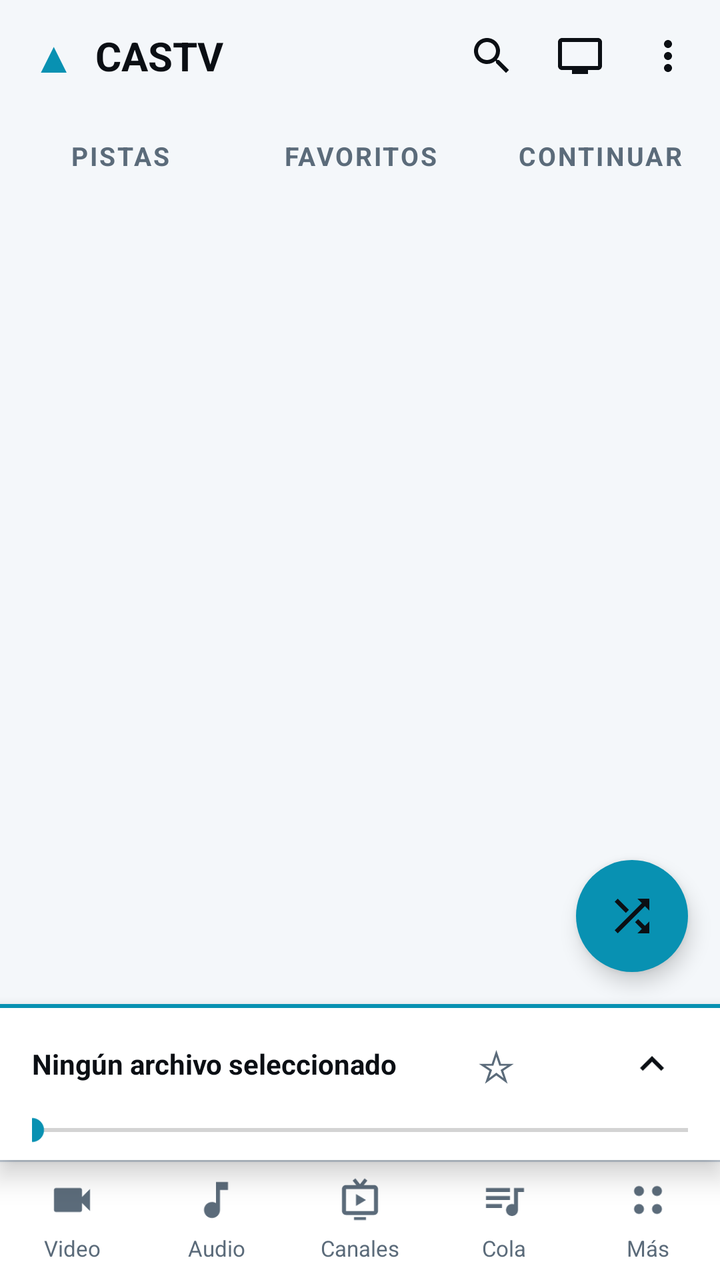
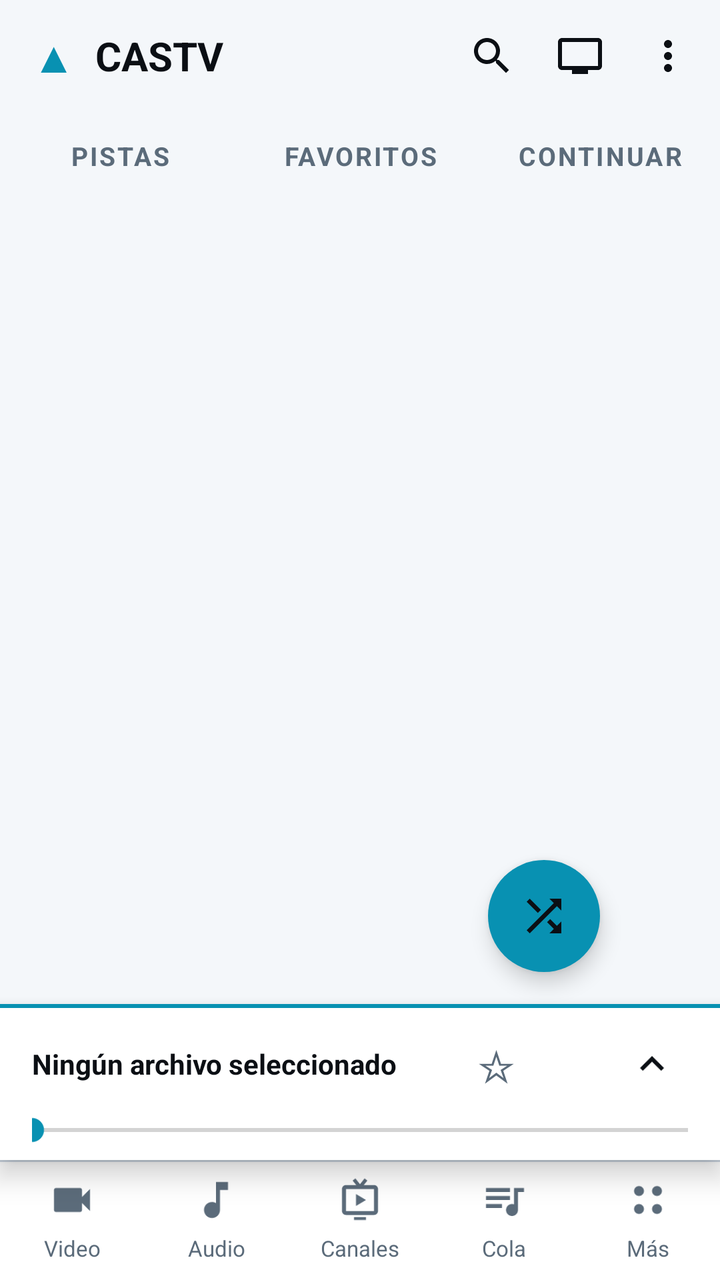

Compare the two renders of this Android layout. The source of the first and the diff that turns it into the second are given below.
<!-- AndroidManifest.xml: application theme Theme.Castv -->
<!-- res/layout/activity_main.xml -->
<?xml version="1.0" encoding="utf-8"?>
<LinearLayout xmlns:android="http://schemas.android.com/apk/res/android"
    android:layout_width="match_parent"
    android:layout_height="match_parent"
    android:background="@color/vlc_bg"
    android:orientation="vertical">

    
    <LinearLayout
        android:layout_width="match_parent"
        android:layout_height="56dp"
        android:gravity="center_vertical"
        android:orientation="horizontal"
        android:paddingStart="16dp"
        android:paddingEnd="4dp">

        <TextView
            android:layout_width="wrap_content"
            android:layout_height="wrap_content"
            android:text="▲"
            android:textColor="?attr/castvAccent"
            android:textSize="22sp" />

        <TextView
            android:layout_width="wrap_content"
            android:layout_height="wrap_content"
            android:layout_marginStart="10dp"
            android:text="CASTV"
            android:textColor="@color/vlc_text"
            android:textSize="20sp"
            android:textStyle="bold" />

        <TextView
            android:id="@+id/tvVersion"
            android:layout_width="wrap_content"
            android:layout_height="wrap_content"
            android:layout_marginStart="8dp"
            android:text=""
            android:textColor="?attr/castvAccent"
            android:textSize="14sp"
            android:textStyle="bold" />

        
        <TextView
            android:id="@+id/tvIncog"
            android:layout_width="wrap_content"
            android:layout_height="wrap_content"
            android:layout_marginStart="8dp"
            android:contentDescription="Modo incógnito activado"
            android:text="🕵️‍♂️"
            android:textSize="18sp"
            android:visibility="gone" />

        <View
            android:layout_width="0dp"
            android:layout_height="1dp"
            android:layout_weight="1" />

        <ImageButton
            android:id="@+id/btnSearch"
            android:layout_width="44dp"
            android:layout_height="44dp"
            android:background="?attr/selectableItemBackgroundBorderless"
            android:contentDescription="Buscar"
            android:padding="10dp"
            android:scaleType="fitCenter"
            android:src="@drawable/ic_search" />

        <ImageButton
            android:id="@+id/btnOutput"
            android:layout_width="44dp"
            android:layout_height="44dp"
            android:background="?attr/selectableItemBackgroundBorderless"
            android:contentDescription="Salida de música"
            android:padding="10dp"
            android:scaleType="fitCenter"
            android:src="@drawable/ic_tv" />

        <ImageButton
            android:id="@+id/btnMenu"
            android:layout_width="44dp"
            android:layout_height="44dp"
            android:background="?attr/selectableItemBackgroundBorderless"
            android:contentDescription="Más opciones"
            android:padding="10dp"
            android:scaleType="fitCenter"
            android:src="@drawable/ic_more_vert_w" />
    </LinearLayout>

    
    <LinearLayout
        android:id="@+id/searchBar"
        android:layout_width="match_parent"
        android:layout_height="wrap_content"
        android:gravity="center_vertical"
        android:orientation="horizontal"
        android:paddingStart="12dp"
        android:paddingEnd="12dp"
        android:paddingBottom="8dp"
        android:visibility="gone">

        <EditText
            android:id="@+id/etSearch"
            android:layout_width="0dp"
            android:layout_height="44dp"
            android:layout_weight="1"
            android:background="@drawable/bg_search"
            android:hint="Buscar..."
            android:imeOptions="actionSearch"
            android:importantForAutofill="no"
            android:inputType="text"
            android:maxLines="1"
            android:paddingStart="16dp"
            android:paddingEnd="16dp"
            android:singleLine="true"
            android:textColor="@color/vlc_text"
            android:textColorHint="@color/vlc_muted"
            android:textSize="14sp" />

        <TextView
            android:id="@+id/btnClearSearch"
            android:layout_width="44dp"
            android:layout_height="44dp"
            android:gravity="center"
            android:text="✕"
            android:textColor="@color/vlc_muted"
            android:textSize="16sp"
            android:visibility="gone" />
    </LinearLayout>

    
    <LinearLayout
        android:layout_width="match_parent"
        android:layout_height="44dp"
        android:orientation="horizontal">

        <TextView
            android:id="@+id/tabAll"
            android:layout_width="0dp"
            android:layout_height="match_parent"
            android:layout_weight="1"
            android:background="@drawable/tab_off"
            android:gravity="center"
            android:letterSpacing="0.08"
            android:text="PISTAS"
            android:textColor="@color/vlc_muted"
            android:textSize="13sp"
            android:textStyle="bold" />

        <TextView
            android:id="@+id/tabFavs"
            android:layout_width="0dp"
            android:layout_height="match_parent"
            android:layout_weight="1"
            android:background="@drawable/tab_off"
            android:gravity="center"
            android:letterSpacing="0.08"
            android:text="FAVORITOS"
            android:textColor="@color/vlc_muted"
            android:textSize="13sp"
            android:textStyle="bold" />

        <TextView
            android:id="@+id/tabResume"
            android:layout_width="0dp"
            android:layout_height="match_parent"
            android:layout_weight="1"
            android:background="@drawable/tab_off"
            android:gravity="center"
            android:letterSpacing="0.08"
            android:text="CONTINUAR"
            android:textColor="@color/vlc_muted"
            android:textSize="13sp"
            android:textStyle="bold" />
    </LinearLayout>

    
    <TextView
        android:id="@+id/tvFilter"
        android:layout_width="wrap_content"
        android:layout_height="32dp"
        android:layout_marginStart="12dp"
        android:layout_marginTop="6dp"
        android:background="@drawable/bg_chip"
        android:ellipsize="end"
        android:gravity="center_vertical"
        android:maxLines="1"
        android:paddingStart="14dp"
        android:paddingEnd="14dp"
        android:textColor="?attr/castvAccent"
        android:textSize="12sp"
        android:textStyle="bold"
        android:visibility="gone" />

    <TextView
        android:id="@+id/tvStatus"
        android:layout_width="match_parent"
        android:layout_height="wrap_content"
        android:ellipsize="end"
        android:maxLines="2"
        android:paddingStart="16dp"
        android:paddingTop="6dp"
        android:paddingEnd="16dp"
        android:paddingBottom="4dp"
        android:text="Buscando TV en la red..."
        android:textColor="@color/vlc_muted"
        android:textSize="12sp"
        android:visibility="gone" />

    <FrameLayout
        android:layout_width="match_parent"
        android:layout_height="0dp"
        android:layout_weight="1">

        <ListView
            android:id="@+id/listFiles"
            android:layout_width="match_parent"
            android:layout_height="match_parent"
            android:background="@color/vlc_bg"
            android:clipToPadding="false"
            android:divider="@android:color/transparent"
            android:dividerHeight="0dp"
            android:footerDividersEnabled="false"
            android:headerDividersEnabled="false"
            android:paddingBottom="72dp"
            android:scrollbars="none" />

        <TextView
            android:id="@+id/tvEmpty"
            android:layout_width="match_parent"
            android:layout_height="wrap_content"
            android:layout_gravity="center"
            android:gravity="center"
            android:lineSpacingExtra="4dp"
            android:padding="32dp"
            android:textColor="@color/vlc_muted"
            android:textSize="15sp"
            android:visibility="gone" />

        <ImageButton
            android:id="@+id/fabShuffle"
            android:layout_width="56dp"
            android:layout_height="56dp"
            android:layout_gravity="bottom|end"
            android:layout_margin="16dp"
            android:background="@drawable/ctrl_play"
            android:contentDescription="Mezclar y reproducir"
            android:elevation="6dp"
            android:padding="15dp"
            android:scaleType="fitCenter"
            android:src="@drawable/ic_shuffle"
            android:tint="#0B0F14" />
    </FrameLayout>

    <include layout="@layout/player_bar" />

    
    <LinearLayout
        android:layout_width="match_parent"
        android:layout_height="60dp"
        android:background="@drawable/bg_bottom_nav"
        android:orientation="horizontal">

        <TextView
            android:id="@+id/navVideo"
            android:layout_width="0dp"
            android:layout_height="match_parent"
            android:layout_weight="1"
            android:drawablePadding="2dp"
            android:drawableTint="@color/vlc_muted"
            android:drawableTop="@drawable/ic_nav_video"
            android:ellipsize="end"
            android:gravity="center"
            android:maxLines="1"
            android:paddingStart="4dp"
            android:paddingTop="8dp"
            android:paddingEnd="4dp"
            android:paddingBottom="6dp"
            android:text="Video"
            android:textColor="@color/vlc_muted"
            android:textSize="11sp" />

        <TextView
            android:id="@+id/navAudio"
            android:layout_width="0dp"
            android:layout_height="match_parent"
            android:layout_weight="1"
            android:drawablePadding="2dp"
            android:drawableTint="@color/vlc_muted"
            android:drawableTop="@drawable/ic_nav_audio"
            android:ellipsize="end"
            android:gravity="center"
            android:maxLines="1"
            android:paddingStart="4dp"
            android:paddingTop="8dp"
            android:paddingEnd="4dp"
            android:paddingBottom="6dp"
            android:text="Audio"
            android:textColor="@color/vlc_muted"
            android:textSize="11sp" />

        <TextView
            android:id="@+id/navFolders"
            android:layout_width="0dp"
            android:layout_height="match_parent"
            android:layout_weight="1"
            android:drawablePadding="2dp"
            android:drawableTint="@color/vlc_muted"
            android:drawableTop="@drawable/ic_nav_channels"
            android:ellipsize="end"
            android:gravity="center"
            android:maxLines="1"
            android:paddingStart="4dp"
            android:paddingTop="8dp"
            android:paddingEnd="4dp"
            android:paddingBottom="6dp"
            android:text="Canales"
            android:textColor="@color/vlc_muted"
            android:textSize="11sp" />

        <TextView
            android:id="@+id/navQueue"
            android:layout_width="0dp"
            android:layout_height="match_parent"
            android:layout_weight="1"
            android:drawablePadding="2dp"
            android:drawableTint="@color/vlc_muted"
            android:drawableTop="@drawable/ic_nav_queue"
            android:ellipsize="end"
            android:gravity="center"
            android:maxLines="1"
            android:paddingStart="4dp"
            android:paddingTop="8dp"
            android:paddingEnd="4dp"
            android:paddingBottom="6dp"
            android:text="Cola"
            android:textColor="@color/vlc_muted"
            android:textSize="11sp" />

        <TextView
            android:id="@+id/navMore"
            android:layout_width="0dp"
            android:layout_height="match_parent"
            android:layout_weight="1"
            android:drawablePadding="2dp"
            android:drawableTint="@color/vlc_muted"
            android:drawableTop="@drawable/ic_nav_more"
            android:ellipsize="end"
            android:gravity="center"
            android:maxLines="1"
            android:paddingStart="4dp"
            android:paddingTop="8dp"
            android:paddingEnd="4dp"
            android:paddingBottom="6dp"
            android:text="Más"
            android:textColor="@color/vlc_muted"
            android:textSize="11sp" />
    </LinearLayout>
</LinearLayout>
<!-- res/layout/player_bar.xml (included above) -->
<?xml version="1.0" encoding="utf-8"?>
<LinearLayout xmlns:android="http://schemas.android.com/apk/res/android"
    android:layout_width="match_parent"
    android:layout_height="wrap_content"
    android:background="@drawable/bg_mini_player"
    android:elevation="8dp"
    android:orientation="vertical"
    android:paddingStart="16dp"
    android:paddingTop="10dp"
    android:paddingEnd="16dp"
    android:paddingBottom="6dp">

    <LinearLayout
        android:layout_width="match_parent"
        android:layout_height="wrap_content"
        android:gravity="center_vertical"
        android:orientation="horizontal">

        <FrameLayout
            android:id="@+id/nowThumbBox"
            android:layout_width="56dp"
            android:layout_height="42dp"
            android:layout_marginEnd="10dp"
            android:background="@drawable/bg_thumb"
            android:clipToOutline="true"
            android:visibility="gone">

            <ImageView
                android:id="@+id/nowIcon"
                android:layout_width="match_parent"
                android:layout_height="match_parent"
                android:contentDescription="@null"
                android:padding="10dp"
                android:scaleType="fitCenter"
                android:src="@drawable/ic_nav_audio"
                android:tint="@color/vlc_muted" />

            <ImageView
                android:id="@+id/nowThumb"
                android:layout_width="match_parent"
                android:layout_height="match_parent"
                android:contentDescription="@null"
                android:scaleType="centerCrop"
                android:visibility="gone" />
        </FrameLayout>

        <TextView
            android:id="@+id/tvNowPlaying"
            android:layout_width="0dp"
            android:layout_height="wrap_content"
            android:layout_weight="1"
            android:ellipsize="end"
            android:maxLines="2"
            android:text="Ningún archivo seleccionado"
            android:textColor="@color/vlc_text"
            android:textSize="14sp"
            android:textStyle="bold" />

        <androidx.appcompat.widget.AppCompatButton
            android:id="@+id/btnNowFav"
            android:layout_width="40dp"
            android:layout_height="40dp"
            android:background="?attr/selectableItemBackgroundBorderless"
            android:minWidth="0dp"
            android:padding="0dp"
            android:text="☆"
            android:textColor="@color/vlc_muted"
            android:textSize="22sp" />

        <ImageButton
            android:id="@+id/btnQuick"
            android:layout_width="40dp"
            android:layout_height="40dp"
            android:background="?attr/selectableItemBackgroundBorderless"
            android:contentDescription="Reproducir o pausar"
            android:padding="8dp"
            android:scaleType="fitCenter"
            android:src="@drawable/ic_play_w" />

        <ImageButton
            android:id="@+id/btnExpand"
            android:layout_width="36dp"
            android:layout_height="40dp"
            android:background="?attr/selectableItemBackgroundBorderless"
            android:contentDescription="Mostrar controles"
            android:padding="6dp"
            android:scaleType="fitCenter"
            android:src="@drawable/ic_expand" />
    </LinearLayout>

    <SeekBar
        android:id="@+id/seekBar"
        android:layout_width="match_parent"
        android:layout_height="wrap_content"
        android:layout_marginTop="4dp"
        android:enabled="false"
        android:max="100"
        android:paddingStart="0dp"
        android:paddingEnd="0dp"
        android:progressBackgroundTint="#555555"
        android:progressTint="?attr/castvAccent"
        android:thumbTint="?attr/castvAccent" />

    <LinearLayout
        android:id="@+id/playerExpanded"
        android:layout_width="match_parent"
        android:layout_height="wrap_content"
        android:orientation="vertical"
        android:visibility="gone">

    
    <ImageView
        android:id="@+id/nowBigArt"
        android:layout_width="match_parent"
        android:layout_height="190dp"
        android:layout_marginBottom="8dp"
        android:background="@drawable/bg_thumb"
        android:clipToOutline="true"
        android:contentDescription="@null"
        android:scaleType="fitCenter"
        android:visibility="gone" />

    <RelativeLayout
        android:layout_width="match_parent"
        android:layout_height="wrap_content">

        <TextView
            android:id="@+id/tvElapsed"
            android:layout_width="wrap_content"
            android:layout_height="wrap_content"
            android:layout_alignParentStart="true"
            android:text="0:00"
            android:textColor="@color/vlc_muted"
            android:textSize="12sp" />

        <TextView
            android:id="@+id/tvDuration"
            android:layout_width="wrap_content"
            android:layout_height="wrap_content"
            android:layout_alignParentEnd="true"
            android:text="--:--"
            android:textColor="@color/vlc_muted"
            android:textSize="12sp" />
    </RelativeLayout>

    <LinearLayout
        android:layout_width="match_parent"
        android:layout_height="wrap_content"
        android:gravity="center_vertical"
        android:orientation="horizontal">

        <androidx.appcompat.widget.AppCompatButton
            android:id="@+id/btnBack10"
            android:layout_width="56dp"
            android:layout_height="40dp"
            android:background="?attr/selectableItemBackgroundBorderless"
            android:minWidth="0dp"
            android:padding="0dp"
            android:text="−10"
            android:textAllCaps="false"
            android:textColor="@color/vlc_text"
            android:textSize="13sp"
            android:textStyle="bold" />

        <ImageButton
            android:id="@+id/btnMute"
            android:layout_width="40dp"
            android:layout_height="40dp"
            android:background="?attr/selectableItemBackgroundBorderless"
            android:contentDescription="Silencio"
            android:padding="8dp"
            android:scaleType="fitCenter"
            android:src="@drawable/ic_vol_on" />

        <SeekBar
            android:id="@+id/volSeek"
            android:layout_width="0dp"
            android:layout_height="wrap_content"
            android:layout_weight="1"
            android:max="100"
            android:progressBackgroundTint="#555555"
            android:progressTint="?attr/castvAccent"
            android:thumbTint="?attr/castvAccent" />

        <androidx.appcompat.widget.AppCompatButton
            android:id="@+id/btnFwd10"
            android:layout_width="56dp"
            android:layout_height="40dp"
            android:background="?attr/selectableItemBackgroundBorderless"
            android:minWidth="0dp"
            android:padding="0dp"
            android:text="+10"
            android:textAllCaps="false"
            android:textColor="@color/vlc_text"
            android:textSize="13sp"
            android:textStyle="bold" />
    </LinearLayout>

    <LinearLayout
        android:layout_width="match_parent"
        android:layout_height="wrap_content"
        android:gravity="center_vertical"
        android:orientation="horizontal">

        <ImageButton
            android:id="@+id/btnShuffle"
            android:layout_width="0dp"
            android:layout_height="44dp"
            android:layout_weight="1"
            android:background="?attr/selectableItemBackgroundBorderless"
            android:contentDescription="Mezclar"
            android:padding="11dp"
            android:scaleType="fitCenter"
            android:src="@drawable/ic_shuffle" />

        <ImageButton
            android:id="@+id/btnPrev"
            android:layout_width="0dp"
            android:layout_height="44dp"
            android:layout_weight="1"
            android:background="?attr/selectableItemBackgroundBorderless"
            android:contentDescription="Anterior"
            android:padding="11dp"
            android:scaleType="fitCenter"
            android:src="@drawable/ic_prev" />


        <ImageButton
            android:id="@+id/btnPlay"
            android:layout_width="52dp"
            android:layout_height="52dp"
            android:background="@drawable/ctrl_play"
            android:contentDescription="Reproducir"
            android:padding="13dp"
            android:scaleType="fitCenter"
            android:src="@drawable/ic_play" />

        <ImageButton
            android:id="@+id/btnStop"
            android:layout_width="0dp"
            android:layout_height="44dp"
            android:layout_weight="1"
            android:background="?attr/selectableItemBackgroundBorderless"
            android:contentDescription="Detener"
            android:padding="11dp"
            android:scaleType="fitCenter"
            android:src="@drawable/ic_stop" />

        <ImageButton
            android:id="@+id/btnNext"
            android:layout_width="0dp"
            android:layout_height="44dp"
            android:layout_weight="1"
            android:background="?attr/selectableItemBackgroundBorderless"
            android:contentDescription="Siguiente"
            android:padding="11dp"
            android:scaleType="fitCenter"
            android:src="@drawable/ic_next" />

        <ImageButton
            android:id="@+id/btnAuto"
            android:layout_width="0dp"
            android:layout_height="44dp"
            android:layout_weight="1"
            android:background="@drawable/ctrl_off"
            android:contentDescription="Auto-avance"
            android:padding="11dp"
            android:scaleType="fitCenter"
            android:src="@drawable/ic_repeat" />
    </LinearLayout>
    </LinearLayout>
</LinearLayout>
<!-- resources referenced by this layout -->
<resources>
  <color name="vlc_bg">#F4F7FA</color>
  <color name="vlc_muted">#5B6B7A</color>
  <color name="vlc_text">#0B0F14</color>
  <!-- drawable bg_chip (drawable) -->
  <?xml version="1.0" encoding="utf-8"?>
  <shape xmlns:android="http://schemas.android.com/apk/res/android">
      <solid android:color="@color/vlc_surface2"/>
      <stroke android:width="1dp" android:color="@color/vlc_stroke"/>
      <corners android:radius="18dp"/>
  </shape>
  <!-- drawable bg_search (drawable) -->
  <?xml version="1.0" encoding="utf-8"?>
  <shape xmlns:android="http://schemas.android.com/apk/res/android">
      <solid android:color="@color/vlc_surface2"/>
      <corners android:radius="22dp"/>
  </shape>
  <!-- drawable bg_thumb (drawable) -->
  <?xml version="1.0" encoding="utf-8"?>
  <shape xmlns:android="http://schemas.android.com/apk/res/android">
      <solid android:color="@color/vlc_surface2"/>
      <corners android:radius="10dp"/>
  </shape>
  <!-- drawable ctrl_off (drawable) -->
  <?xml version="1.0" encoding="utf-8"?>
  <shape xmlns:android="http://schemas.android.com/apk/res/android">
      <solid android:color="@android:color/transparent"/>
  </shape>
  <!-- drawable ctrl_play (drawable) -->
  <?xml version="1.0" encoding="utf-8"?>
  <shape xmlns:android="http://schemas.android.com/apk/res/android" android:shape="oval">
      <solid android:color="?attr/castvAccent"/>
  </shape>
  <!-- drawable ic_next (drawable) -->
  <?xml version="1.0" encoding="utf-8"?>
  <vector xmlns:android="http://schemas.android.com/apk/res/android"
      android:width="24dp"
      android:height="24dp"
      android:viewportWidth="24"
      android:viewportHeight="24">
      <path
          android:fillColor="@color/vlc_text"
          android:pathData="M6,18l8.5,-6L6,6v12zM16,6v12h2V6h-2z" />
  </vector>
  <!-- drawable ic_play (drawable) -->
  <?xml version="1.0" encoding="utf-8"?>
  <vector xmlns:android="http://schemas.android.com/apk/res/android"
      android:width="24dp"
      android:height="24dp"
      android:viewportWidth="24"
      android:viewportHeight="24">
      <path
          android:fillColor="#0B0F14"
          android:pathData="M8,5v14l11,-7z" />
  </vector>
  <!-- drawable ic_play_w (drawable) -->
  <?xml version="1.0" encoding="utf-8"?>
  <vector xmlns:android="http://schemas.android.com/apk/res/android"
      android:width="24dp"
      android:height="24dp"
      android:viewportWidth="24"
      android:viewportHeight="24">
      <path
          android:fillColor="#FFFFFF"
          android:pathData="M8,5v14l11,-7z" />
  </vector>
  <!-- drawable ic_prev (drawable) -->
  <?xml version="1.0" encoding="utf-8"?>
  <vector xmlns:android="http://schemas.android.com/apk/res/android"
      android:width="24dp"
      android:height="24dp"
      android:viewportWidth="24"
      android:viewportHeight="24">
      <path
          android:fillColor="@color/vlc_text"
          android:pathData="M6,6h2v12H6zm3.5,6l8.5,6V6z" />
  </vector>
  <!-- drawable ic_stop (drawable) -->
  <?xml version="1.0" encoding="utf-8"?>
  <vector xmlns:android="http://schemas.android.com/apk/res/android"
      android:width="24dp"
      android:height="24dp"
      android:viewportWidth="24"
      android:viewportHeight="24">
      <path
          android:fillColor="@color/vlc_text"
          android:pathData="M6,6h12v12H6z" />
  </vector>
  <!-- drawable tab_off (drawable) -->
  <?xml version="1.0" encoding="utf-8"?>
  <shape xmlns:android="http://schemas.android.com/apk/res/android">
      <solid android:color="@android:color/transparent"/>
  </shape>
  <color name="vlc_nav">#CBD5E1</color>
  <color name="vlc_surface">#FFFFFF</color>
  <color name="vlc_surface2">#E6ECF2</color>
  <color name="vlc_stroke">#CBD5E1</color>
  <color name="accent_cyan">#0891B2</color>
  <color name="accent_cyan_soft">#330891B2</color>
  <color name="accent_cyan_bg">#D9F3F8</color>
  <!-- unchanged entries left out for length: 17 -->
</resources>

<!-- the commit's change to res/layout/activity_main.xml (unified diff, before → after) -->
@@ -242,7 +242,8 @@
             android:layout_width="56dp"
             android:layout_height="56dp"
             android:layout_gravity="bottom|end"
-            android:layout_margin="16dp"
+            android:layout_marginBottom="16dp"
+            android:layout_marginEnd="60dp"
             android:background="@drawable/ctrl_play"
             android:contentDescription="Mezclar y reproducir"
             android:elevation="6dp"
